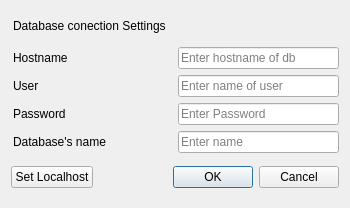
Above: connection_dialog.ui from Ichigo002/bobu-translator before the change. Below: the same form after it.
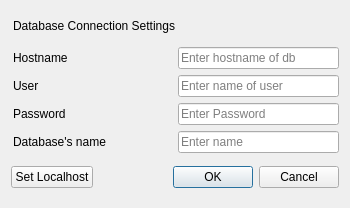
That is the form after the change.

```diff
--- a/connection_dialog.ui
+++ b/connection_dialog.ui
@@ -24,7 +24,7 @@
 text-align: center;</string>
      </property>
      <property name="text">
-      <string>Database conection Settings</string>
+      <string>Database Connection Settings</string>
      </property>
      <property name="readOnly">
       <bool>true</bool>
```
